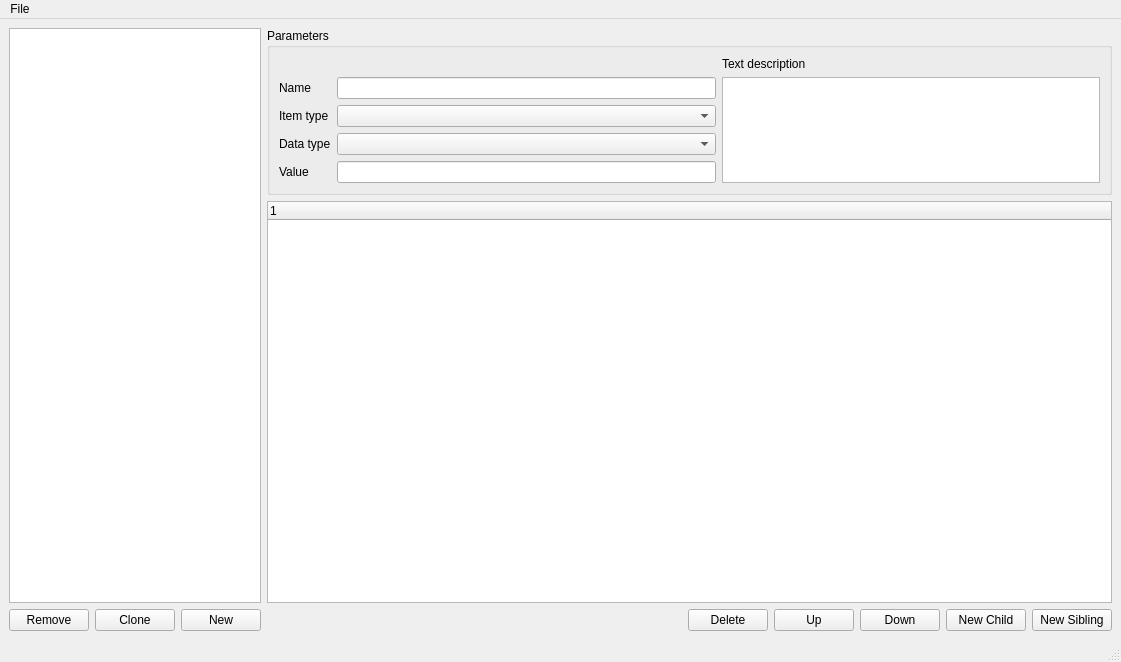
Above: CodeGenerator/generatormainwindow.ui from JakubMelka/PDF4QT before the change. Below: the same form after it.
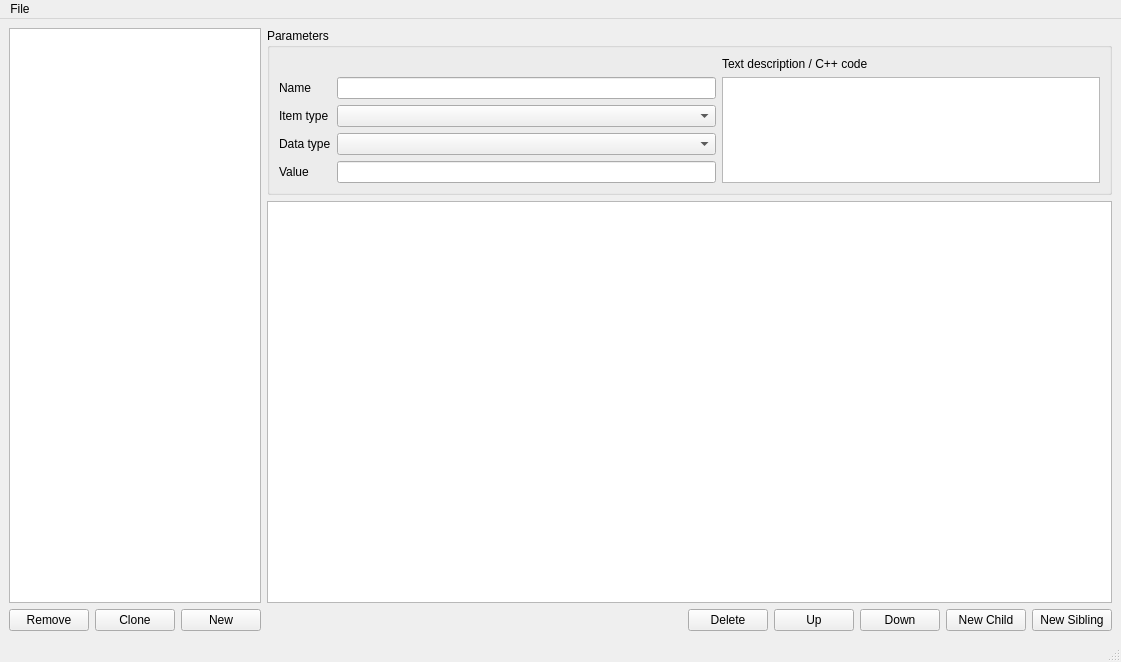
That is the form after the change.

Commit message: Code generator - UI finishing

```diff
--- a/CodeGenerator/generatormainwindow.ui
+++ b/CodeGenerator/generatormainwindow.ui
@@ -127,7 +127,7 @@
          <item row="0" column="3">
           <widget class="QLabel" name="descriptionLabel">
            <property name="text">
-            <string>Text description</string>
+            <string>Text description / C++ code</string>
            </property>
           </widget>
          </item>
@@ -139,11 +139,22 @@
       </item>
       <item>
        <widget class="QTreeWidget" name="parameterTreeWidget">
+        <property name="columnCount">
+         <number>2</number>
+        </property>
+        <attribute name="headerVisible">
+         <bool>false</bool>
+        </attribute>
         <column>
          <property name="text">
           <string notr="true">1</string>
          </property>
         </column>
+        <column>
+         <property name="text">
+          <string notr="true">2</string>
+         </property>
+        </column>
        </widget>
       </item>
       <item>
```
Left out of the diff: 5 changed lines with no effect on the pictures. The commit also changes 4 other files.
